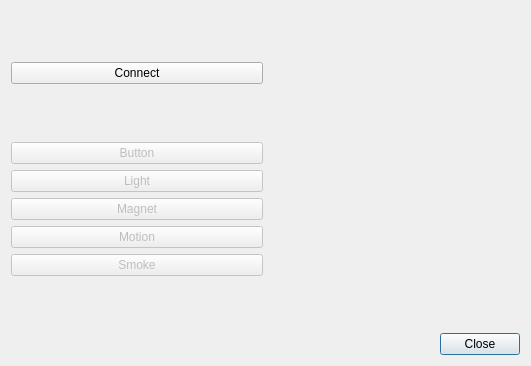
Before: the Qt Designer form CuteCaspar/RaspberryPIDialog.ui in geertdaelemans/CuteCaspar, drawn with Qt 5.
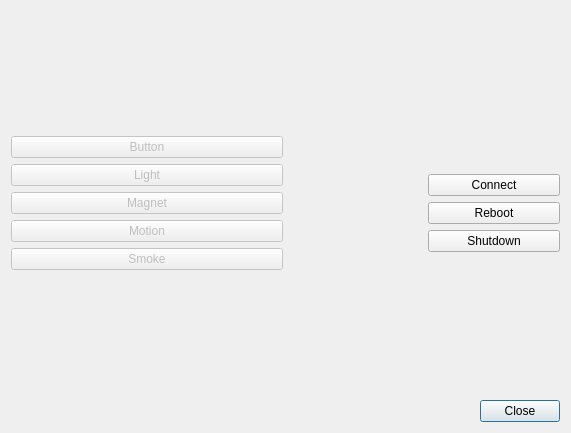
After: the same form once the commit is applied. Icons and pictures are not drawn.

Commit message: Shutting down and rebooting RaspberryPI implemented.

Diff of the .ui file:
```diff
--- a/CuteCaspar/RaspberryPIDialog.ui
+++ b/CuteCaspar/RaspberryPIDialog.ui
@@ -6,8 +6,8 @@
    <rect>
     <x>0</x>
     <y>0</y>
-    <width>531</width>
-    <height>366</height>
+    <width>571</width>
+    <height>433</height>
    </rect>
   </property>
   <property name="windowTitle">
@@ -22,29 +22,6 @@
     <layout class="QHBoxLayout" name="horizontalLayout_2">
      <item>
       <layout class="QVBoxLayout" name="verticalLayout_2">
-       <item>
-        <spacer name="verticalSpacer_3">
-         <property name="orientation">
-          <enum>Qt::Vertical</enum>
-         </property>
-         <property name="sizeHint" stdset="0">
-          <size>
-           <width>20</width>
-           <height>40</height>
-          </size>
-         </property>
-        </spacer>
-       </item>
-       <item>
-        <widget class="QPushButton" name="btnConnect">
-         <property name="focusPolicy">
-          <enum>Qt::NoFocus</enum>
-         </property>
-         <property name="text">
-          <string>Connect</string>
-         </property>
-        </widget>
-       </item>
        <item>
         <spacer name="verticalSpacer_6">
          <property name="orientation">
@@ -155,10 +132,12 @@
           <bool>false</bool>
          </property>
          <property name="margin">
-          <number>15</number>
+          <number>5</number>
          </property>
         </widget>
        </item>
+       <item>
+        <layout class="QHBoxLayout" name="horizontalLayout_3">
        <item>
         <widget class="QLabel" name="lblButton">
          <property name="text">
@@ -176,6 +155,51 @@
         </widget>
        </item>
        <item>
+          <layout class="QVBoxLayout" name="verticalLayout_4">
+           <item>
+            <spacer name="verticalSpacer">
+             <property name="orientation">
+              <enum>Qt::Vertical</enum>
+             </property>
+             <property name="sizeHint" stdset="0">
+              <size>
+               <width>20</width>
+               <height>40</height>
+              </size>
+             </property>
+            </spacer>
+           </item>
+           <item>
+            <widget class="QPushButton" name="btnConnect">
+             <property name="focusPolicy">
+              <enum>Qt::NoFocus</enum>
+             </property>
+             <property name="text">
+              <string>Connect</string>
+             </property>
+            </widget>
+           </item>
+           <item>
+            <widget class="QPushButton" name="btnReboot">
+             <property name="focusPolicy">
+              <enum>Qt::NoFocus</enum>
+             </property>
+             <property name="text">
+              <string>Reboot</string>
+             </property>
+            </widget>
+           </item>
+           <item>
+            <widget class="QPushButton" name="btnShutdown">
+             <property name="focusPolicy">
+              <enum>Qt::NoFocus</enum>
+             </property>
+             <property name="text">
+              <string>Shutdown</string>
+             </property>
+            </widget>
+           </item>
+           <item>
         <spacer name="verticalSpacer_2">
          <property name="orientation">
           <enum>Qt::Vertical</enum>
@@ -187,6 +211,10 @@
           </size>
          </property>
         </spacer>
+           </item>
+          </layout>
+         </item>
+        </layout>
        </item>
       </layout>
      </item>
```
Lines whose indentation alone changed are shown as unchanged. The commit also changes 5 other files.
